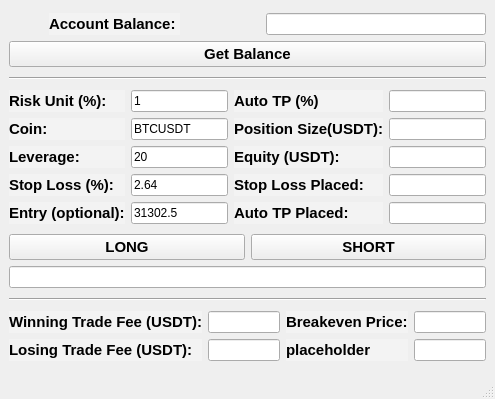
This is bybit_ui_v1.ui in eduardogv/bybit-trading-terminal as Qt 5 draws it before an edit. The edited form follows.
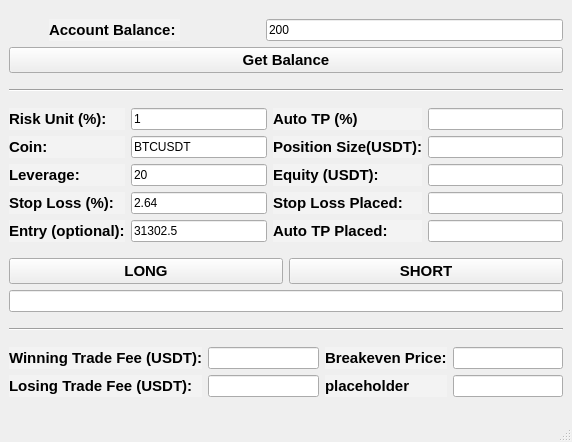
This is the edited form.

The edit to the form file:
```diff
--- a/bybit_ui_v1.ui
+++ b/bybit_ui_v1.ui
@@ -6,8 +6,8 @@
    <rect>
     <x>0</x>
     <y>0</y>
-    <width>495</width>
-    <height>399</height>
+    <width>572</width>
+    <height>442</height>
    </rect>
   </property>
   <property name="windowTitle">
@@ -486,7 +486,7 @@
         <item>
          <widget class="QLineEdit" name="account_balance">
           <property name="text">
-           <string/>
+           <string>200</string>
           </property>
          </widget>
         </item>
```
Left out of the diff: 2 changed lines with no effect on the pictures.
